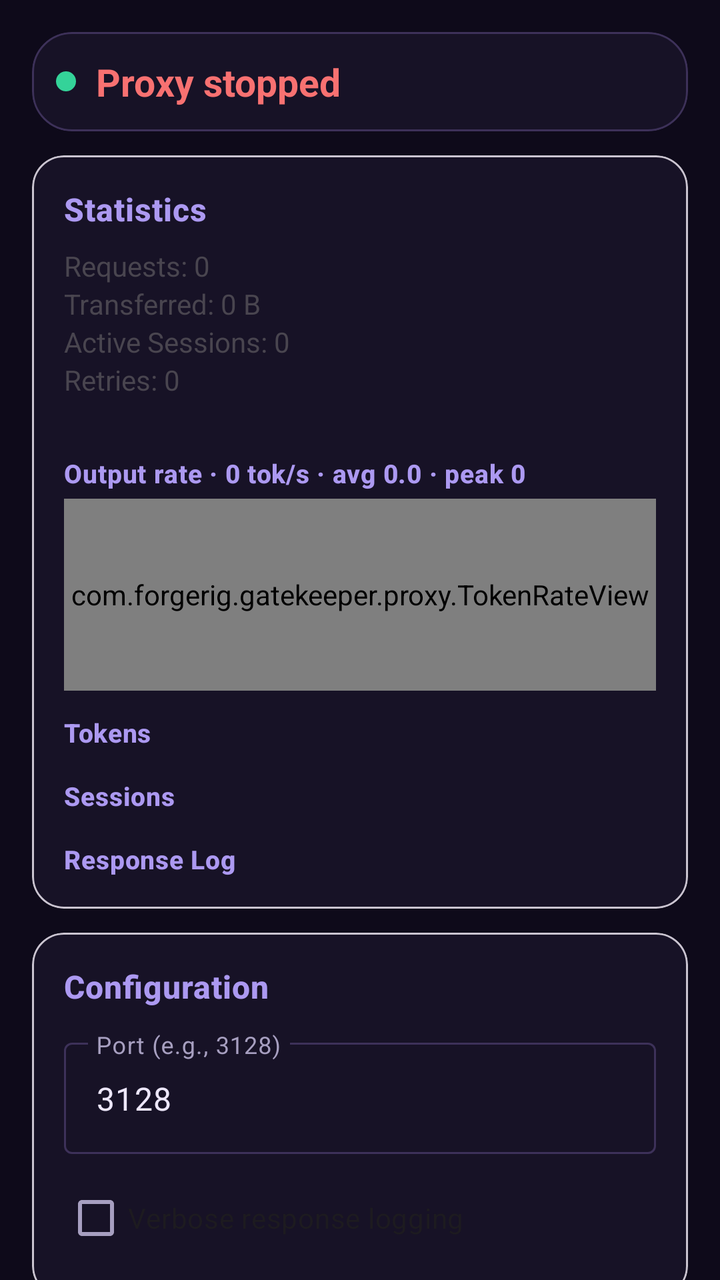
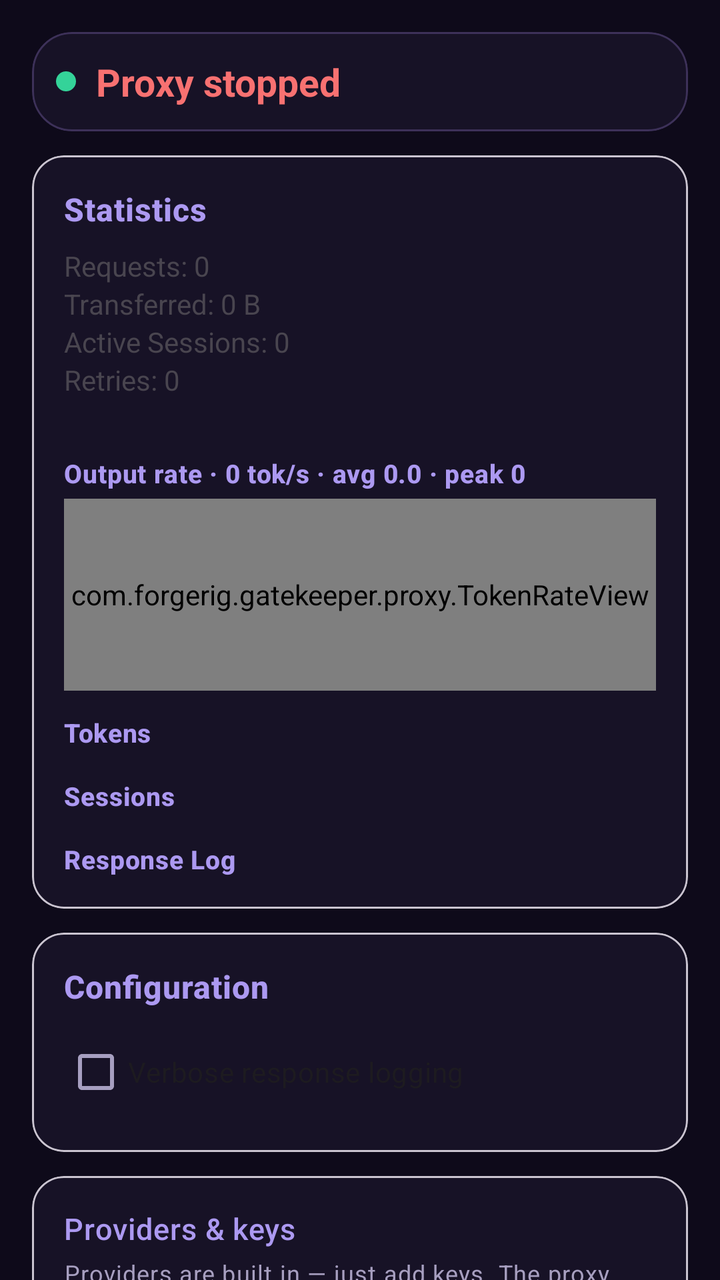

Before-and-after screenshots of an Android layout around one commit, followed by the original layout XML and the change that was made.
<!-- AndroidManifest.xml: activity theme Theme.ProxyApp.NoActionBar -->
<!-- res/layout/activity_main.xml -->
<?xml version="1.0" encoding="utf-8"?>
<androidx.constraintlayout.widget.ConstraintLayout
    xmlns:android="http://schemas.android.com/apk/res/android"
    xmlns:app="http://schemas.android.com/apk/res-auto"
    xmlns:tools="http://schemas.android.com/tools"
    android:layout_width="match_parent"
    android:layout_height="match_parent"
    android:fitsSystemWindows="true"
    tools:context=".MainActivity">

    <androidx.core.widget.NestedScrollView
        android:layout_width="match_parent"
        android:layout_height="0dp"
        android:fillViewport="true"
        app:layout_constraintBottom_toBottomOf="parent"
        app:layout_constraintTop_toTopOf="parent"
        app:layout_constraintStart_toStartOf="parent"
        app:layout_constraintEnd_toEndOf="parent">

        <LinearLayout
            android:layout_width="match_parent"
            android:layout_height="wrap_content"
            android:orientation="vertical"
            android:padding="16dp">

            <com.google.android.material.card.MaterialCardView
                android:id="@+id/statusCard"
                android:layout_width="match_parent"
                android:layout_height="wrap_content"
                android:layout_marginBottom="12dp"
                app:cardCornerRadius="20dp"
                app:strokeWidth="1dp"
                app:strokeColor="@color/outline"
                app:cardBackgroundColor="@color/surface">

                <LinearLayout
                    android:layout_width="match_parent"
                    android:layout_height="wrap_content"
                    android:orientation="vertical"
                    android:padding="12dp">

                    <LinearLayout
                        android:layout_width="match_parent"
                        android:layout_height="wrap_content"
                        android:orientation="horizontal"
                        android:gravity="center_vertical">

                        <View
                            android:id="@+id/statusDot"
                            android:layout_width="10dp"
                            android:layout_height="10dp"
                            android:layout_marginEnd="10dp"
                            android:background="@drawable/status_dot" />

                        <TextView
                            android:id="@+id/statusText"
                            android:layout_width="0dp"
                            android:layout_height="wrap_content"
                            android:layout_weight="1"
                            android:text="@string/proxy_stopped"
                            android:textSize="19sp"
                            android:textStyle="bold"
                            android:textColor="@color/red" />
                    </LinearLayout>

                    <TextView
                        android:id="@+id/portText"
                        android:layout_width="match_parent"
                        android:layout_height="wrap_content"
                        android:text=""
                        android:textSize="13sp"
                        android:gravity="center"
                        android:layout_marginTop="4dp"
                        android:textColor="@color/purple_200"
                        android:visibility="gone"/>

                    <TextView
                        android:id="@+id/upstreamText"
                        android:layout_width="match_parent"
                        android:layout_height="wrap_content"
                        android:text=""
                        android:textSize="12sp"
                        android:gravity="center"
                        android:layout_marginTop="2dp"
                        android:visibility="gone"/>
                </LinearLayout>
            </com.google.android.material.card.MaterialCardView>

            <com.google.android.material.card.MaterialCardView
                android:id="@+id/statsCard"
                android:layout_width="match_parent"
                android:layout_height="wrap_content"
                app:cardBackgroundColor="@color/surface"
                android:layout_marginBottom="12dp"
                app:cardCornerRadius="16dp">

                <LinearLayout
                    android:layout_width="match_parent"
                    android:layout_height="wrap_content"
                    android:orientation="vertical"
                    android:padding="16dp">

                    <TextView
                        android:layout_width="match_parent"
                        android:layout_height="wrap_content"
                        android:text="Statistics"
                        android:textSize="16sp"
                        android:textStyle="bold"
                        style="@style/Text.SectionTitle"/>

                    <TextView
                        android:id="@+id/requestsText"
                        android:layout_width="match_parent"
                        android:layout_height="wrap_content"
                        android:text="Requests: 0"
                        android:layout_marginTop="8dp"/>

                    <TextView
                        android:id="@+id/bytesText"
                        android:layout_width="match_parent"
                        android:layout_height="wrap_content"
                        android:text="Transferred: 0 B"/>

                    <TextView
                        android:id="@+id/sessionsText"
                        android:layout_width="match_parent"
                        android:layout_height="wrap_content"
                        android:text="Active Sessions: 0"/>

                    <TextView
                        android:id="@+id/retriesText"
                        android:layout_width="match_parent"
                        android:layout_height="wrap_content"
                        android:text="Retries: 0"/>

                    
                    <TextView
                        android:id="@+id/hostsText"
                        android:layout_width="match_parent"
                        android:layout_height="wrap_content"
                        android:textSize="12sp"
                        android:fontFamily="monospace"
                        android:text=""/>

                    
                    <TextView
                        android:id="@+id/rateTitleText"
                        android:layout_width="match_parent"
                        android:layout_height="wrap_content"
                        android:layout_marginTop="12dp"
                        android:text="Output rate · 0 tok/s · avg 0.0 · peak 0"
                        android:textSize="13sp"
                        android:textStyle="bold"
                        style="@style/Text.SectionTitle"/>

                    <com.forgerig.gatekeeper.proxy.TokenRateView
                        android:id="@+id/rateChart"
                        android:layout_width="match_parent"
                        android:layout_height="96dp"
                        android:layout_marginTop="4dp"/>

                    
                    <TextView
                        android:layout_width="match_parent"
                        android:layout_height="wrap_content"
                        android:layout_marginTop="12dp"
                        android:text="Tokens"
                        android:textSize="13sp"
                        android:textStyle="bold"
                        style="@style/Text.SectionTitle"/>

                    <TableLayout
                        android:id="@+id/tokensTable"
                        android:layout_width="match_parent"
                        android:layout_height="wrap_content"
                        android:layout_marginTop="4dp"
                        android:stretchColumns="1,2,3,4,5"
                        android:shrinkColumns="0">
                    </TableLayout>

                    <TextView
                        android:layout_width="match_parent"
                        android:layout_height="wrap_content"
                        android:layout_marginTop="10dp"
                        android:text="Sessions"
                        android:textSize="13sp"
                        android:textStyle="bold"
                        style="@style/Text.SectionTitle"/>

                    <LinearLayout
                        android:id="@+id/sessionsList"
                        android:layout_width="match_parent"
                        android:layout_height="wrap_content"
                        android:layout_marginTop="4dp"
                        android:orientation="vertical">
                    </LinearLayout>

                    
                    <TextView
                        android:layout_width="match_parent"
                        android:layout_height="wrap_content"
                        android:layout_marginTop="10dp"
                        android:text="Response Log"
                        android:textSize="13sp"
                        android:textStyle="bold"
                        style="@style/Text.SectionTitle"/>

                    <LinearLayout
                        android:id="@+id/responseLogList"
                        android:layout_width="match_parent"
                        android:layout_height="wrap_content"
                        android:layout_marginTop="4dp"
                        android:orientation="vertical"
                        android:visibility="gone">
                    </LinearLayout>

                </LinearLayout>
            </com.google.android.material.card.MaterialCardView>

            <com.google.android.material.card.MaterialCardView
                android:id="@+id/configCard"
                android:layout_width="match_parent"
                android:layout_height="wrap_content"
                app:cardBackgroundColor="@color/surface"
                android:layout_marginBottom="12dp"
                app:cardCornerRadius="16dp">

                <LinearLayout
                    android:layout_width="match_parent"
                    android:layout_height="wrap_content"
                    android:orientation="vertical"
                    android:padding="16dp">

                    <TextView
                        android:layout_width="match_parent"
                        android:layout_height="wrap_content"
                        android:text="Configuration"
                        android:textSize="16sp"
                        android:textStyle="bold"
                        style="@style/Text.SectionTitle"/>

                    <com.google.android.material.textfield.TextInputLayout
                        android:layout_width="match_parent"
                        android:layout_height="wrap_content"
                        android:layout_marginTop="12dp"
                        android:hint="@string/port_hint"
                        style="@style/Widget.Material3.TextInputLayout.OutlinedBox">

                    <com.google.android.material.textfield.TextInputEditText
                        android:id="@+id/portInput"
                        android:layout_width="match_parent"
                        android:layout_height="wrap_content"
                        android:inputType="number"
                        android:text="3128"/>
                    </com.google.android.material.textfield.TextInputLayout>

                    
                    <com.google.android.material.checkbox.MaterialCheckBox
                        android:id="@+id/verboseLoggingCheckbox"
                        android:layout_width="match_parent"
                        android:layout_height="wrap_content"
                        android:layout_marginTop="8dp"
                        android:text="Verbose response logging"/>

                </LinearLayout>
            </com.google.android.material.card.MaterialCardView>

            <com.google.android.material.card.MaterialCardView
                android:id="@+id/providersCard"
                android:layout_width="match_parent"
                android:layout_height="wrap_content"
                android:layout_marginBottom="12dp"
                app:cardCornerRadius="16dp"
                app:cardBackgroundColor="@color/surface">

                <LinearLayout
                    android:layout_width="match_parent"
                    android:layout_height="wrap_content"
                    android:orientation="vertical"
                    android:padding="16dp">

                    <TextView
                        android:layout_width="match_parent"
                        android:layout_height="wrap_content"
                        style="@style/Text.SectionTitle"
                        android:text="@string/providers_title"/>

                    <TextView
                        android:layout_width="match_parent"
                        android:layout_height="wrap_content"
                        style="@style/Text.Hint"
                        android:layout_marginTop="4dp"
                        android:text="@string/providers_hint"/>

                    <TextView
                        android:id="@+id/providersSummaryText"
                        android:layout_width="match_parent"
                        android:layout_height="wrap_content"
                        android:layout_marginTop="8dp"
                        android:textSize="13sp"
                        android:fontFamily="monospace"
                        android:text="no providers configured"/>

                    <com.google.android.material.button.MaterialButton
                        android:id="@+id/addKeyButton"
                        android:layout_width="match_parent"
                        android:layout_height="wrap_content"
                        android:layout_marginTop="8dp"
                        android:text="@string/add_key"
                        style="@style/Widget.Material3.Button.TonalButton"/>

                    <LinearLayout
                        android:layout_width="match_parent"
                        android:layout_height="wrap_content"
                        android:orientation="horizontal"
                        android:layout_marginTop="8dp">

                        <com.google.android.material.button.MaterialButton
                            android:id="@+id/exportBackupButton"
                            android:layout_width="0dp"
                            android:layout_height="wrap_content"
                            android:layout_weight="1"
                            android:layout_marginEnd="4dp"
                            android:text="@string/export_backup"
                            style="@style/Widget.Material3.Button.OutlinedButton"/>

                        <com.google.android.material.button.MaterialButton
                            android:id="@+id/importBackupButton"
                            android:layout_width="0dp"
                            android:layout_height="wrap_content"
                            android:layout_weight="1"
                            android:layout_marginStart="4dp"
                            android:text="@string/import_backup"
                            style="@style/Widget.Material3.Button.OutlinedButton"/>
                    </LinearLayout>

                    <com.google.android.material.button.MaterialButton
                        android:id="@+id/exportCaButton"
                        android:layout_width="match_parent"
                        android:layout_height="wrap_content"
                        android:layout_marginTop="8dp"
                        android:text="@string/export_ca"
                        style="@style/Widget.Material3.Button.OutlinedButton"/>
                </LinearLayout>
            </com.google.android.material.card.MaterialCardView>

            <com.google.android.material.card.MaterialCardView
                android:id="@+id/eventsCard"
                android:layout_width="match_parent"
                android:layout_height="wrap_content"
                android:layout_marginBottom="12dp"
                app:cardCornerRadius="16dp"
                app:cardBackgroundColor="@color/surface">

                <LinearLayout
                    android:layout_width="match_parent"
                    android:layout_height="wrap_content"
                    android:orientation="vertical"
                    android:padding="16dp">

                    <TextView
                        android:layout_width="match_parent"
                        android:layout_height="wrap_content"
                        style="@style/Text.SectionTitle"
                        android:text="@string/events_title"/>

                    <ScrollView
                        android:id="@+id/eventsScrollView"
                        android:layout_width="match_parent"
                        android:layout_height="wrap_content"
                        android:maxHeight="220dp"
                        android:layout_marginTop="8dp"
                        android:background="@drawable/script_block_bg">

                        <TextView
                            android:id="@+id/eventsText"
                            android:layout_width="match_parent"
                            android:layout_height="wrap_content"
                            android:padding="10dp"
                            style="@style/Text.ScriptBlock"
                            android:text="No events yet — start the proxy."/>
                    </ScrollView>
                </LinearLayout>
            </com.google.android.material.card.MaterialCardView>

            <LinearLayout
                android:layout_width="match_parent"
                android:layout_height="wrap_content"
                android:orientation="horizontal"
                android:gravity="center"
                android:layout_marginTop="4dp">

                <com.google.android.material.button.MaterialButton
                    android:id="@+id/startStopButton"
                    android:layout_width="0dp"
                    android:layout_height="wrap_content"
                    android:layout_weight="1"
                    android:layout_marginEnd="8dp"
                    android:text="@string/start_proxy"
                    app:icon="@android:drawable/ic_media_play"/>

                <com.google.android.material.button.MaterialButton
                    android:id="@+id/exportButton"
                    android:layout_width="0dp"
                    android:layout_height="wrap_content"
                    android:layout_weight="1"
                    android:layout_marginStart="8dp"
                    android:text="@string/export_metrics"/>
            </LinearLayout>

            <com.google.android.material.button.MaterialButton
                android:id="@+id/clearButton"
                android:layout_width="match_parent"
                android:layout_height="wrap_content"
                android:layout_marginTop="8dp"
                android:text="@string/clear_metrics"
                style="@style/Widget.Material3.Button.OutlinedButton"/>

            <com.google.android.material.card.MaterialCardView
                android:id="@+id/setupScriptCard"
                android:layout_width="match_parent"
                android:layout_height="wrap_content"
                app:cardBackgroundColor="@color/surface"
                android:layout_marginTop="12dp"
                app:cardCornerRadius="16dp">

                <LinearLayout
                    android:layout_width="match_parent"
                    android:layout_height="wrap_content"
                    android:orientation="vertical"
                    android:padding="16dp">

                    <LinearLayout
                        android:id="@+id/setupScriptHeader"
                        android:layout_width="match_parent"
                        android:layout_height="wrap_content"
                        android:orientation="horizontal"
                        android:gravity="center_vertical"
                        android:clickable="true"
                        android:focusable="true">

                        <TextView
                            android:layout_width="0dp"
                            android:layout_height="wrap_content"
                            android:layout_weight="1"
                            android:text="@string/setup_script_title"
                            android:textSize="16sp"
                            android:textStyle="bold"
                            style="@style/Text.SectionTitle"/>

                        <ImageView
                            android:id="@+id/setupScriptExpandIcon"
                            android:layout_width="32dp"
                            android:layout_height="32dp"
                            android:padding="4dp"
                            android:src="@android:drawable/arrow_down_float"
                            android:contentDescription="@string/expand"/>
                    </LinearLayout>

                    <TextView
                        android:layout_width="match_parent"
                        android:layout_height="wrap_content"
                        android:text="@string/setup_script_hint"
                        style="@style/Text.Hint"
                        android:layout_marginTop="4dp"/>

                    <com.google.android.material.button.MaterialButton
                        android:id="@+id/copyScriptButton"
                        android:layout_width="wrap_content"
                        android:layout_height="wrap_content"
                        android:layout_marginTop="8dp"
                        android:text="@string/copy_setup_script"
                        app:icon="@android:drawable/ic_menu_save"
                        app:strokeWidth="1dp"
                        app:strokeColor="@color/outline"/>

                    <ScrollView
                        android:id="@+id/setupScriptScrollView"
                        android:layout_width="match_parent"
                        android:layout_height="wrap_content"
                        android:maxHeight="280dp"
                        android:layout_marginTop="8dp"
                        android:background="@drawable/script_block_bg"
                        android:visibility="gone">

                        <HorizontalScrollView
                            android:layout_width="match_parent"
                            android:layout_height="wrap_content">

                            <TextView
                                android:id="@+id/setupScriptText"
                                android:layout_width="wrap_content"
                                android:layout_height="wrap_content"
                                android:padding="10dp"
                                style="@style/Text.ScriptBlock"
                                android:textIsSelectable="true"/>
                        </HorizontalScrollView>
                    </ScrollView>
                </LinearLayout>
            </com.google.android.material.card.MaterialCardView>

            <com.google.android.material.card.MaterialCardView
                android:id="@+id/cleanupScriptCard"
                android:layout_width="match_parent"
                android:layout_height="wrap_content"
                app:cardBackgroundColor="@color/surface"
                android:layout_marginTop="12dp"
                android:layout_marginBottom="24dp"
                app:cardCornerRadius="16dp">

                <LinearLayout
                    android:layout_width="match_parent"
                    android:layout_height="wrap_content"
                    android:orientation="vertical"
                    android:padding="16dp">

                    <LinearLayout
                        android:id="@+id/cleanupScriptHeader"
                        android:layout_width="match_parent"
                        android:layout_height="wrap_content"
                        android:orientation="horizontal"
                        android:gravity="center_vertical"
                        android:clickable="true"
                        android:focusable="true">

                        <TextView
                            android:layout_width="0dp"
                            android:layout_height="wrap_content"
                            android:layout_weight="1"
                            android:text="@string/cleanup_script_title"
                            android:textSize="16sp"
                            android:textStyle="bold"
                            style="@style/Text.SectionTitle"/>

                        <ImageView
                            android:id="@+id/cleanupScriptExpandIcon"
                            android:layout_width="32dp"
                            android:layout_height="32dp"
                            android:padding="4dp"
                            android:src="@android:drawable/arrow_down_float"
                            android:contentDescription="@string/expand"/>
                    </LinearLayout>

                    <TextView
                        android:layout_width="match_parent"
                        android:layout_height="wrap_content"
                        android:text="@string/cleanup_script_hint"
                        style="@style/Text.Hint"
                        android:layout_marginTop="4dp"/>

                    <com.google.android.material.button.MaterialButton
                        android:id="@+id/copyCleanupButton"
                        android:layout_width="wrap_content"
                        android:layout_height="wrap_content"
                        android:layout_marginTop="8dp"
                        android:text="@string/copy_cleanup_script"
                        app:icon="@android:drawable/ic_menu_save"
                        app:strokeWidth="1dp"
                        app:strokeColor="@color/outline"/>

                    <ScrollView
                        android:id="@+id/cleanupScriptScrollView"
                        android:layout_width="match_parent"
                        android:layout_height="wrap_content"
                        android:maxHeight="280dp"
                        android:layout_marginTop="8dp"
                        android:background="@drawable/script_block_bg"
                        android:visibility="gone">

                        <HorizontalScrollView
                            android:layout_width="match_parent"
                            android:layout_height="wrap_content">

                            <TextView
                                android:id="@+id/cleanupScriptText"
                                android:layout_width="wrap_content"
                                android:layout_height="wrap_content"
                                android:padding="8dp"
                                android:textSize="11sp"
                                android:fontFamily="monospace"
                                android:textIsSelectable="true"/>
                        </HorizontalScrollView>
                    </ScrollView>
                </LinearLayout>
            </com.google.android.material.card.MaterialCardView>
        </LinearLayout>
    </androidx.core.widget.NestedScrollView>
</androidx.constraintlayout.widget.ConstraintLayout>
<!-- resources referenced by this layout -->
<resources>
  <color name="outline">#FF3D3159</color>
  <color name="purple_200">#FFB9A3F8</color>
  <color name="red">#FFF87171</color>
  <color name="surface">#FF171226</color>
  <!-- drawable script_block_bg (drawable) -->
  <?xml version="1.0" encoding="utf-8"?>
  <shape xmlns:android="http://schemas.android.com/apk/res/android"
      android:shape="rectangle">
      <solid android:color="@color/surface_high" />
      <stroke
          android:width="1dp"
          android:color="@color/outline_variant" />
      <corners android:radius="12dp" />
  </shape>
  <!-- drawable status_dot (drawable) -->
  <?xml version="1.0" encoding="utf-8"?>
  <shape xmlns:android="http://schemas.android.com/apk/res/android"
      android:shape="oval">
      <solid android:color="@color/status_running" />
      <size
          android:width="10dp"
          android:height="10dp" />
  </shape>
  <string name="add_key">Add key</string>
  <string name="cleanup_script_hint">Copy and paste into Termux / proot Ubuntu to remove proxy env, kill daemon, clear metrics.</string>
  <string name="cleanup_script_title">Terminal cleanup script</string>
  <string name="clear_metrics">Clear Metrics</string>
  <string name="copy_cleanup_script">Copy cleanup script</string>
  <string name="copy_setup_script">Copy setup script</string>
  <string name="events_title">Recent events</string>
  <string name="expand">Expand</string>
  <string name="export_backup">Export backup</string>
  <string name="export_ca">Export MITM CA</string>
  <string name="export_metrics">Export Metrics</string>
  <string name="import_backup">Import backup</string>
  <string name="port_hint">Port (e.g., 3128)</string>
  <string name="providers_hint">Providers are built in — just add keys. The proxy injects the active key per provider and rolls over on 429/401. Secrets stay encrypted on-device.</string>
  <string name="providers_title">Providers &amp; keys</string>
  <string name="proxy_stopped">Proxy stopped</string>
  <string name="setup_script_hint">Copy and paste into Termux / proot Ubuntu to route opencode through this proxy.</string>
  <string name="setup_script_title">Terminal setup script</string>
  <string name="start_proxy">Start Proxy</string>
  <style name="Text.Hint" parent="TextAppearance.Material3.BodySmall">
          <item name="android:textColor">@color/hint_text</item>
      </style>
  <style name="Text.ScriptBlock" parent="TextAppearance.Material3.BodySmall">
          <item name="android:textColor">@color/on_surface</item>
          <item name="android:fontFamily">monospace</item>
          <item name="android:textSize">11sp</item>
      </style>
  <style name="Text.SectionTitle" parent="TextAppearance.Material3.TitleMedium">
          <item name="android:textColor">@color/title_violet</item>
          <item name="android:textSize">15sp</item>
          <item name="android:letterSpacing">0.02</item>
      </style>
  <style name="Theme.ProxyApp.NoActionBar">
          <item name="windowActionBar">false</item>
          <item name="windowNoTitle">true</item>
      </style>
  <color name="surface_high">#FF241B3D</color>
  <color name="outline_variant">#FF2C2342</color>
  <color name="status_running">#FF34D399</color>
  <color name="hint_text">#FFA79FC0</color>
  <color name="on_surface">#FFEDE7FB</color>
  <color name="title_violet">#FFAC99F1</color>
</resources>

<!-- the commit's change to res/layout/activity_main.xml (unified diff, before → after) -->
@@ -239,21 +239,6 @@
                         android:textStyle="bold"
                         style="@style/Text.SectionTitle"/>
 
-                    <com.google.android.material.textfield.TextInputLayout
-                        android:layout_width="match_parent"
-                        android:layout_height="wrap_content"
-                        android:layout_marginTop="12dp"
-                        android:hint="@string/port_hint"
-                        style="@style/Widget.Material3.TextInputLayout.OutlinedBox">
-
-                    <com.google.android.material.textfield.TextInputEditText
-                        android:id="@+id/portInput"
-                        android:layout_width="match_parent"
-                        android:layout_height="wrap_content"
-                        android:inputType="number"
-                        android:text="3128"/>
-                    </com.google.android.material.textfield.TextInputLayout>
-
                     
                     <com.google.android.material.checkbox.MaterialCheckBox
                         android:id="@+id/verboseLoggingCheckbox"
<!-- resource entries referenced after the edit -->
@@ -35,7 +35,6 @@
   <string name="export_ca">Export MITM CA</string>
   <string name="export_metrics">Export Metrics</string>
   <string name="import_backup">Import backup</string>
-  <string name="port_hint">Port (e.g., 3128)</string>
   <string name="providers_hint">Providers are built in — just add keys. The proxy injects the active key per provider and rolls over on 429/401. Secrets stay encrypted on-device.</string>
   <string name="providers_title">Providers &amp; keys</string>
   <string name="proxy_stopped">Proxy stopped</string>
